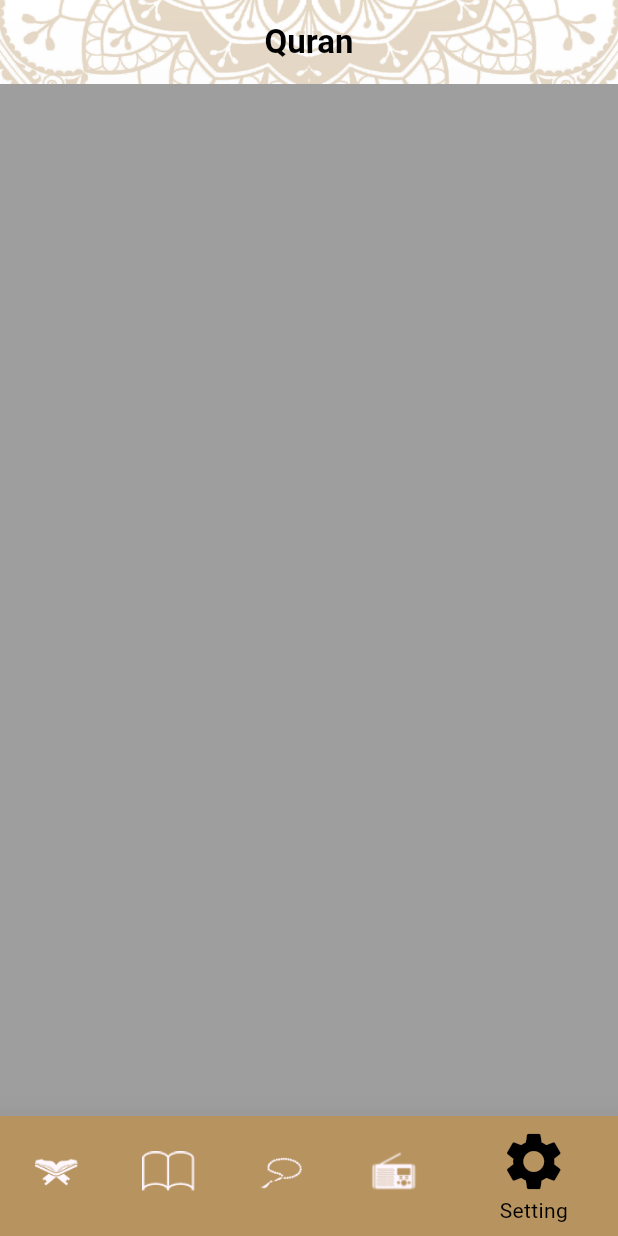
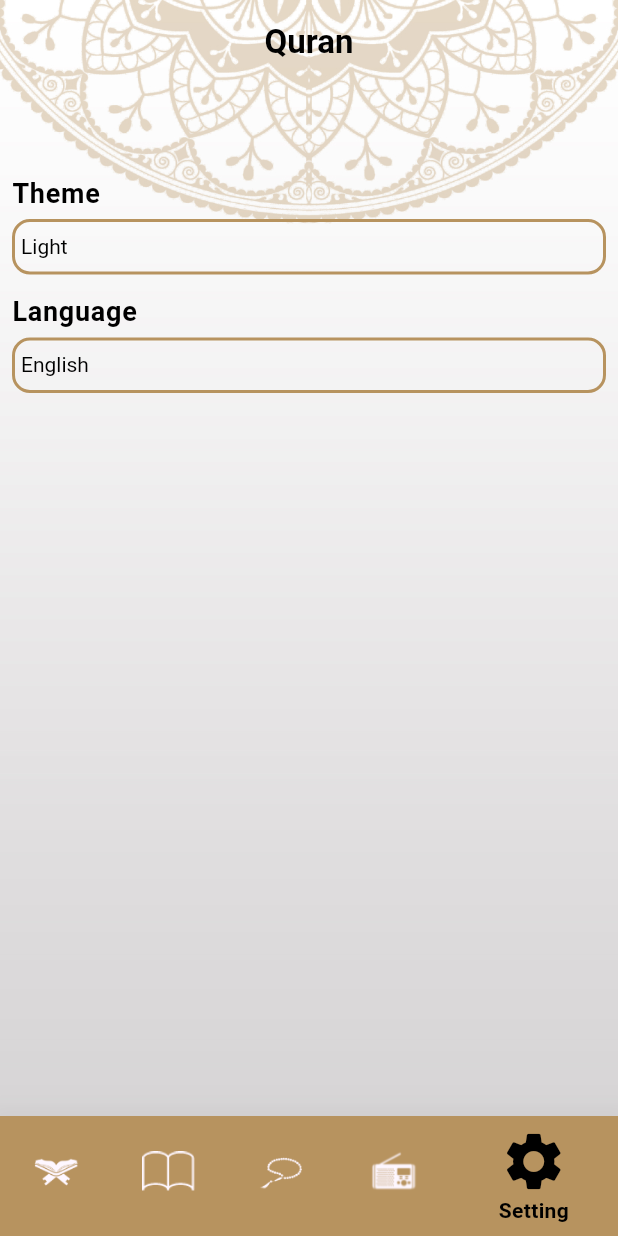
Before and after one commit to mahmoudnagi22/islamic_app, a Flutter app: the screen it shows after launch, item 5 of the bottom bar chosen, on a phone screen of 412 x 824 dp. Run offline on Flutter 3.47's test engine with Material 3 defaults, Android fonts, the phone set to English and light mode, and no system bars.

Commit message:
+ settings tab

```diff
--- a/lib/config/theme/my_theme.dart
+++ b/lib/config/theme/my_theme.dart
@@ -27,6 +27,13 @@ class MyTheme {
       showSelectedLabels: true,
       elevation: 20,
     ),
+    bottomSheetTheme: BottomSheetThemeData(
+      shape: RoundedRectangleBorder(
+        borderRadius: BorderRadius.circular(14),
+      ),
+      elevation: 20,
+      backgroundColor: Colors.white,
+    ),
     textTheme: TextTheme(
       titleSmall: TextStyle(
         fontSize: 25,
@@ -38,6 +45,17 @@ class MyTheme {
         color: Colors.black,
         fontWeight: FontWeight.w400,
       ),
+      displaySmall: TextStyle(
+        fontSize: 14,
+        fontWeight: FontWeight.w400,
+        color: Colors.black,
+      ),
+      labelSmall: TextStyle(
+          fontSize: 18, color: Colors.black, fontWeight: FontWeight.w700),
+      bodyMedium: TextStyle(
+          fontWeight: FontWeight.w700,
+          fontSize: 22,
+          color: ColorsManager.goldeColor),
     ),
   );
 }
--- a/lib/presentation/home/tabs/setting_tap/setting_tap.dart
+++ b/lib/presentation/home/tabs/setting_tap/setting_tap.dart
@@ -1,4 +1,6 @@
 import 'package:flutter/material.dart';
+import 'package:islami_app_r/presentation/home/tabs/setting_tap/widgets/language_bottom_sheet.dart';
+import 'package:islami_app_r/presentation/home/tabs/setting_tap/widgets/theme_bottom_sheet.dart';
 
 class SettingTap extends StatelessWidget {
   const SettingTap({super.key});
@@ -6,7 +8,61 @@ class SettingTap extends StatelessWidget {
   @override
   Widget build(BuildContext context) {
     return Container(
-      color: Colors.grey,
+      child: Padding(
+        padding: const EdgeInsets.symmetric(horizontal: 8, vertical: 60),
+        child: Column(
+          crossAxisAlignment: CrossAxisAlignment.stretch,
+          children: [
+            Text("Theme", style: Theme.of(context).textTheme.labelSmall),
+            SizedBox(height: 4),
+            InkWell(
+              onTap: () {
+                showThemeBottomSheet(context);
+              },
+              child: Container(
+                padding: EdgeInsets.symmetric(vertical: 8, horizontal: 4),
+                decoration: BoxDecoration(
+                  border: Border.all(
+                      color: Theme.of(context).primaryColor, width: 2),
+                  borderRadius: BorderRadius.circular(12),
+                ),
+                child: Text("Light",
+                    style: Theme.of(context).textTheme.displaySmall),
+              ),
+            ),
+            SizedBox(
+              height: 12,
+            ),
+            Text("Language", style: Theme.of(context).textTheme.labelSmall),
+            SizedBox(height: 4),
+            InkWell(
+              onTap: () {
+                showLanguageBottomSheet(context);
+              },
+              child: Container(
+                padding: EdgeInsets.symmetric(vertical: 8, horizontal: 4),
+                decoration: BoxDecoration(
+                  border: Border.all(
+                      color: Theme.of(context).primaryColor, width: 2),
+                  borderRadius: BorderRadius.circular(12),
+                ),
+                child: Text("English",
+                    style: Theme.of(context).textTheme.displaySmall),
+              ),
+            ),
+          ],
+        ),
+      ),
     );
   }
+
+  void showThemeBottomSheet(BuildContext context) {
+    showModalBottomSheet(
+        context: context, builder: (context) => ThemeBottomSheet());
+  }
+
+  void showLanguageBottomSheet(BuildContext context) {
+    showModalBottomSheet(
+        context: context, builder: (context) => LanguageBottomSheet());
+  }
 }
```
Also changed, not shown: lib/presentation/home/tabs/setting_tap/widgets/language_bottom_sheet.dart (added, +35 -0 lines), lib/presentation/home/tabs/setting_tap/widgets/theme_bottom_sheet.dart (added, +35 -0 lines).
